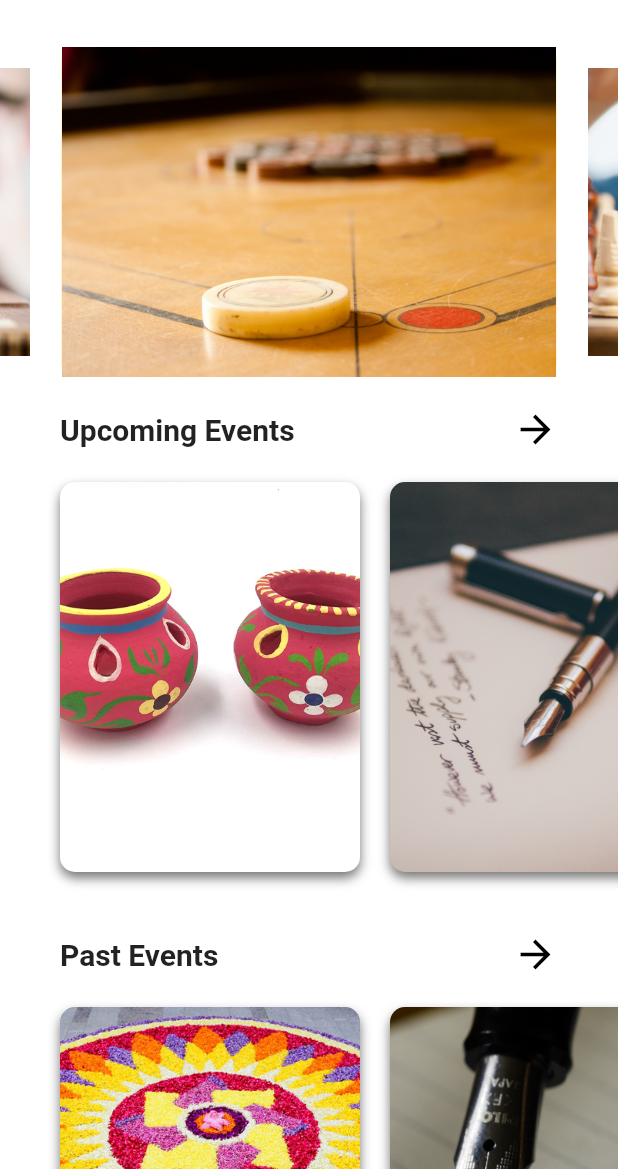
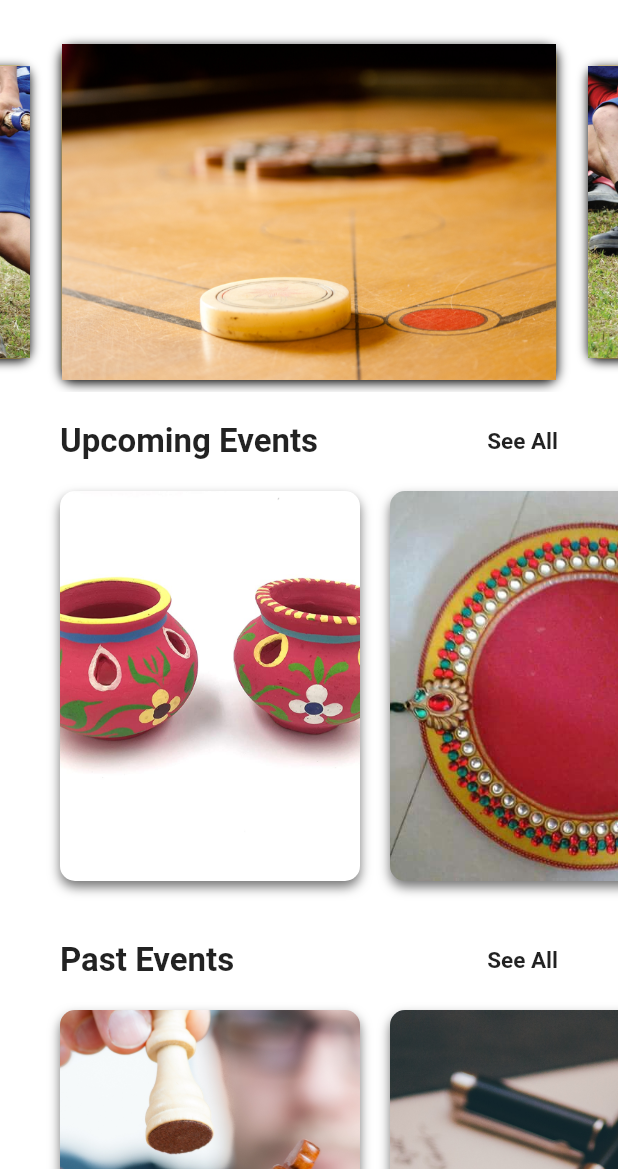
Before and after one commit to djnakrani/college_events, a Flutter app: the screen it shows after launch, on a phone screen of 412 x 824 dp, the part 67-1236 px from its top. Run offline on Flutter 3.47's test engine with Material 2 defaults, Android fonts, the phone set to English and light mode, and no system bars; drawn by our look-alikes of carousel_slider.

```diff
--- a/lib/main.dart
+++ b/lib/main.dart
@@ -7,6 +7,7 @@ class MyApp extends StatelessWidget {
   @override
   Widget build(BuildContext context) {
     return MaterialApp(
+      debugShowCheckedModeBanner: false,
       title: "College Events",
       home: HomeScreen(),
     );
--- /dev/null
+++ b/lib/models/allevents_model.dart
@@ -0,0 +1,72 @@
+class Event {
+  String imageUrl;
+  String title;
+  DateTime date;
+  String description;
+
+  Event({
+    required this.imageUrl,
+    required this.title,
+    required this.date,
+    required this.description,
+  });
+}
+
+final List<Event> events = [
+  Event(
+    imageUrl: 'images/carromcomp.jpg',
+    title: 'Carrom',
+    date: DateTime.parse("2021-09-14"),
+    description:
+    'Our friendly neighborhood Super Hero decides to join his best friends Ned, MJ, and the rest of the gang on a European vacation. However, Peter\'s plan to leave super heroics behind for a few weeks are quickly scrapped when he begrudgingly agrees to help Nick Fury uncover the mystery of several elemental creature attacks, creating havoc across the continent.',
+  ),
+  Event(
+    imageUrl: 'images/chesscomp.jpg',
+    title: 'Chess',
+    date: DateTime.parse("2021-09-12"),
+    description:
+    'All Clara wants is a key - a one-of-a-kind key that will unlock a box that holds a priceless gift from her late mother. A golden thread, presented to her at godfather Drosselmeyer\'s annual holiday party, leads her to the coveted key-which promptly disappears into a strange and mysterious parallel world. It\'s there that Clara encounters a soldier named Phillip, a gang of mice and the regents who preside over three Realms: Land of Snowflakes, Land of Flowers, and Land of Sweets. Clara and Phillip must brave the ominous Fourth Realm, home to the tyrant Mother Ginger, to retrieve Clara\'s key and hopefully return harmony to the unstable world.',
+  ),
+  Event(
+    imageUrl: 'images/matkicomp.jpg',
+    title: 'Matki',
+    date: DateTime.parse("2021-09-20"),
+    description:
+    'Our friendly neighborhood Super Hero decides to join his best friends Ned, MJ, and the rest of the gang on a European vacation. However, Peter\'s plan to leave super heroics behind for a few weeks are quickly scrapped when he begrudgingly agrees to help Nick Fury uncover the mystery of several elemental creature attacks, creating havoc across the continent.',
+  ),
+  Event(
+    imageUrl: 'images/poetrycomp.jpg',
+    title: 'Poetry',
+    date: DateTime.parse("2021-06-20"),
+    description:
+    'All Clara wants is a key - a one-of-a-kind key that will unlock a box that holds a priceless gift from her late mother. A golden thread, presented to her at godfather Drosselmeyer\'s annual holiday party, leads her to the coveted key-which promptly disappears into a strange and mysterious parallel world. It\'s there that Clara encounters a soldier named Phillip, a gang of mice and the regents who preside over three Realms: Land of Snowflakes, Land of Flowers, and Land of Sweets. Clara and Phillip must brave the ominous Fourth Realm, home to the tyrant Mother Ginger, to retrieve Clara\'s key and hopefully return harmony to the unstable world.',
+  ),
+  Event(
+    imageUrl: 'images/tugofwar.jpg',
+    title: 'Tug Of War',
+    date: DateTime.parse("2021-09-14"),
+    description:
+    'Our friendly neighborhood Super Hero decides to join his best friends Ned, MJ, and the rest of the gang on a European vacation. However, Peter\'s plan to leave super heroics behind for a few weeks are quickly scrapped when he begrudgingly agrees to help Nick Fury uncover the mystery of several elemental creature attacks, creating havoc across the continent.',
+  ),
+  Event(
+    imageUrl: 'images/storywriting.jpg',
+    title: 'Story Writing',
+    date: DateTime.parse("2021-02-20"),
+    description:
+    'All Clara wants is a key - a one-of-a-kind key that will unlock a box that holds a priceless gift from her late mother. A golden thread, presented to her at godfather Drosselmeyer\'s annual holiday party, leads her to the coveted key-which promptly disappears into a strange and mysterious parallel world. It\'s there that Clara encounters a soldier named Phillip, a gang of mice and the regents who preside over three Realms: Land of Snowflakes, Land of Flowers, and Land of Sweets. Clara and Phillip must brave the ominous Fourth Realm, home to the tyrant Mother Ginger, to retrieve Clara\'s key and hopefully return harmony to the unstable world.',
+  ),
+  Event(
+    imageUrl: 'images/quizcomp.jpg',
+    title: 'Quiz',
+    date: DateTime.parse("2021-06-20"),
+    description:
+    'Our friendly neighborhood Super Hero decides to join his best friends Ned, MJ, and the rest of the gang on a European vacation. However, Peter\'s plan to leave super heroics behind for a few weeks are quickly scrapped when he begrudgingly agrees to help Nick Fury uncover the mystery of several elemental creature attacks, creating havoc across the continent.',
+  ),
+  Event(
+    imageUrl: 'images/thalidecoration.jpg',
+    title: 'Thali Decoration',
+    date: DateTime.parse("2021-11-20"),
+    description:
+    'All Clara wants is a key - a one-of-a-kind key that will unlock a box that holds a priceless gift from her late mother. A golden thread, presented to her at godfather Drosselmeyer\'s annual holiday party, leads her to the coveted key-which promptly disappears into a strange and mysterious parallel world. It\'s there that Clara encounters a soldier named Phillip, a gang of mice and the regents who preside over three Realms: Land of Snowflakes, Land of Flowers, and Land of Sweets. Clara and Phillip must brave the ominous Fourth Realm, home to the tyrant Mother Ginger, to retrieve Clara\'s key and hopefully return harmony to the unstable world.',
+  ),
+];
--- a/lib/models/movie_model.dart
+++ /dev/null
@@ -1,19 +0,0 @@
-
-final List<String> current = [
-  'images/carromcomp.jpg',
-  'images/chesscomp.jpg',
-];
-
-final List<String> upcoming = [
-  'images/matkicomp.jpg',
-  'images/poetrycomp.jpg',
-  'images/tugofwar.jpg',
-  'images/quizcomp.jpg',
-];
-
-final List<String> past = [
-  'images/rangolicomp.jpg',
-  'images/storywriting.jpg',
-  'images/thalidecoration.jpg',
-  'images/webdesigning.jpg',
-];
--- a/lib/screen/home_screen/homescreen.dart
+++ b/lib/screen/home_screen/homescreen.dart
@@ -1,7 +1,9 @@
-import 'package:college_events/models/movie_model.dart';
+import 'package:college_events/models/allevents_model.dart';
+import 'package:college_events/screen/event_details_screen/detailseventscreen.dart';
 import 'package:college_events/widgets/content_scroll_vertical.dart';
 import 'package:flutter/material.dart';
 import 'package:carousel_slider/carousel_slider.dart';
+import 'package:intl/intl.dart';
 
 class HomeScreen extends StatefulWidget {
   @override
@@ -11,6 +13,27 @@ class HomeScreen extends StatefulWidget {
 }
 
 class _HomeScreenState extends State<HomeScreen> {
+  List<Event> _Events = events;
+  List<Event> _CurrentEvent = [];
+  List<Event> _PastEvent = [];
+  List<Event> _UpcomingEvent = [];
+  var now = new DateTime.now();
+  var formatter = new DateFormat('dd-MM-yyyy');
+
+  @override
+  void initState() {
+    super.initState();
+    String tmpDate = formatter.format(now);
+    DateTime currentDate = formatter.parse(tmpDate);
+
+    _CurrentEvent = _Events.where((i) => (i.date.isAtSameMomentAs(currentDate))).toList();
+    _PastEvent = _Events.where((i) => (i.date.isBefore(currentDate))).toList();
+    _UpcomingEvent = _Events.where((i) => (i.date.isAfter(currentDate))).toList();
+    print(_CurrentEvent);
+    print(_PastEvent);
+    print(_UpcomingEvent);
+  }
+
   @override
   Widget build(BuildContext context) {
     return Scaffold(
@@ -43,27 +66,55 @@ class _HomeScreenState extends State<HomeScreen> {
           child: ListView(
             children: [
               Container(
-            margin: EdgeInsets.only(top: 20),
+                margin: EdgeInsets.only(top: 10),
                 child: CarouselSlider(
                   options: CarouselOptions(
-                height: 220.0,
+                    height: 240.0,
                     enlargeCenterPage: true,
                     aspectRatio: 16 / 9,
                     enableInfiniteScroll: true,
                     viewportFraction: 0.8,
                   ),
-              items: current.map((i) {
+                  items: _CurrentEvent.map((i) {
                     return Builder(
                       builder: (BuildContext context) {
                         return Container(
-                      width: MediaQuery.of(context).size.width,
+                          // padding: EdgeInsets.all(2),
+                          margin: EdgeInsets.only(top: 8, bottom: 8),
+                          width: MediaQuery
+                              .of(context)
+                              .size
+                              .width,
                           decoration: BoxDecoration(
                             borderRadius: BorderRadius.circular(8.0),
                             color: Colors.amber,
+                            boxShadow: [
+                              BoxShadow(
+                                color: Colors.black,
+                                offset: Offset(0, 2),
+                                blurRadius: 6.0,
                               ),
+                            ],
+                          ),
+                          child: GestureDetector(
                             child: Image(
-                        image: AssetImage('$i'),
+                              image: AssetImage(i.imageUrl),
                               fit: BoxFit.cover,
+                            ),
+                            onTap: () {
+                              Navigator.push(
+                                context,
+                                MaterialPageRoute(
+                                  builder: (context) =>
+                                      DetailEventScreen(
+                                        imgUrl: i.imageUrl,
+                                        title: i.title,
+                                        date: i.date,
+                                        description: i.description,
+                                      ),
+                                ),
+                              );
+                            },
                           ),
                         );
                       },
@@ -72,18 +123,25 @@ class _HomeScreenState extends State<HomeScreen> {
                 ),
               ),
               SizedBox(height: 20.0),
-          ContentScrollVertical(
-            images: upcoming,
+              GestureDetector(
+                // onTap: () => Navigator.push(context, MaterialPageRoute(builder: (context) => DetailEventScreen())),
+                child: ContentScrollVertical(
+                  // images: events.map((e) => e.imageUrl).toList(),
+                  events: _UpcomingEvent,
                   title: 'Upcoming Events',
                   imageHeight: 300.0,
                   imageWidth: 200.0,
                 ),
+              ),
               SizedBox(height: 20.0),
-          ContentScrollVertical(
-            images: past,
+              GestureDetector(
+                // onTap: () => Navigator.push(context, MaterialPageRoute(builder: (context) => DetailEventScreen())),
+                child: ContentScrollVertical(
+                  events: _PastEvent,
                   title: 'Past Events',
                   imageHeight: 300.0,
                   imageWidth: 200.0,
+                ),
               ),
             ],
           )),
--- a/lib/widgets/content_scroll_vertical.dart
+++ b/lib/widgets/content_scroll_vertical.dart
@@ -1,14 +1,16 @@
-import 'package:college_events/screen/upcomingevent_screen/ueventscreen.dart';
+import 'package:college_events/models/allevents_model.dart';
+import 'package:college_events/screen/event_details_screen/detailseventscreen.dart';
+import 'package:college_events/screen/events_screen/eventscreen.dart';
 import 'package:flutter/material.dart';
 
 class ContentScrollVertical extends StatelessWidget {
-  final List<String> images;
+  final List<Event> events;
   final String title;
   final double imageHeight;
   final double imageWidth;
 
   ContentScrollVertical({
-    required this.images,
+    required this.events,
     required this.title,
     required this.imageHeight,
     required this.imageWidth,
@@ -26,17 +28,34 @@ class ContentScrollVertical extends StatelessWidget {
               Text(
                 title,
                 style: TextStyle(
-                  fontSize: 20.0,
+                  fontSize: 22.0,
                   fontWeight: FontWeight.w600,
                 ),
               ),
               GestureDetector(
-                onTap: () => Navigator.push(context, MaterialPageRoute(builder: (context) => UpcomingEvent())),
-                child: Icon(
-                  Icons.arrow_forward,
-                  color: Colors.black,
-                  size: 30.0,
+                onTap: () => Navigator.push(
+                  context,
+                  MaterialPageRoute(
+                    builder: (context) => EventsScreen(
+                      eventsAll: events,
+                    ),
+                  ),
                 ),
+                child: Text(
+                  "See All",
+                  style: TextStyle(fontWeight: FontWeight.bold, fontSize: 15),
+                ),
+                // Row(
+                //   children: [
+                //     Text("See All",style: TextStyle(fontWeight: FontWeight.bold,fontSize: 15),),
+                //     Icon(
+                //       Icons.arrow_forward,
+                //       color: Colors.black,
+                //       size: 22.0,
+                //     ),
+                //   ],
+                // ),
+                // child: Text("See All"),
               ),
             ],
           ),
@@ -46,7 +65,7 @@ class ContentScrollVertical extends StatelessWidget {
           child: ListView.builder(
             padding: EdgeInsets.symmetric(horizontal: 30.0),
             scrollDirection: Axis.horizontal,
-            itemCount: images.length,
+            itemCount: events.length,
             itemBuilder: (BuildContext context, int index) {
               return Container(
                 margin: EdgeInsets.symmetric(
@@ -66,9 +85,28 @@ class ContentScrollVertical extends StatelessWidget {
                 ),
                 child: ClipRRect(
                   borderRadius: BorderRadius.circular(10.0),
-                  child: Image(
-                    image: AssetImage(images[index]),
-                    fit: BoxFit.cover,
+                  child: GestureDetector(
+                    onTap: () {
+                      Navigator.push(
+                        context,
+                        MaterialPageRoute(
+                          builder: (context) => DetailEventScreen(
+                            imgUrl:
+                                events.map((e) => e.imageUrl).elementAt(index),
+                            title: events.map((e) => e.title).elementAt(index),
+                            date: events.map((e) => e.date).elementAt(index),
+                            description: events
+                                .map((e) => e.description)
+                                .elementAt(index),
+                          ),
+                        ),
+                      );
+                    },
+                    child: Image(
+                      image: AssetImage(
+                          events.map((e) => e.imageUrl).elementAt(index)),
+                      fit: BoxFit.cover,
+                    ),
                   ),
                 ),
               );
--- a/pubspec.yaml
+++ b/pubspec.yaml
@@ -29,7 +29,7 @@ environment:
 dependencies:
   flutter:
     sdk: flutter
-
+  intl: ^0.17.0
 
   # The following adds the Cupertino Icons font to your application.
   # Use with the CupertinoIcons class for iOS style icons.
```
Also changed, not shown: lib/screen/event_details_screen/detailseventscreen.dart (added, +62 -0 lines), lib/screen/events_screen/eventscreen.dart (renamed from lib/screen/upcomingevent_screen/ueventscreen.dart, +16 -8 lines), lib/widgets/content_scroll_horizontal.dart (+25 -13 lines), pubspec.lock. Lines whose indentation alone changed are shown as unchanged.
